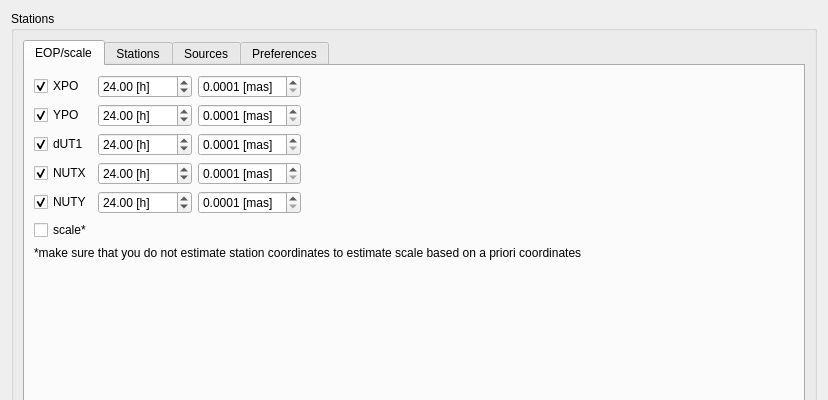
Qt form Widgets/solverwidget.ui (TUW-VieVS/VieSchedppGUI) before a commit; both pictures show x 0 to 828 and y 0 to 400 of the 828 by 625 pixel window.
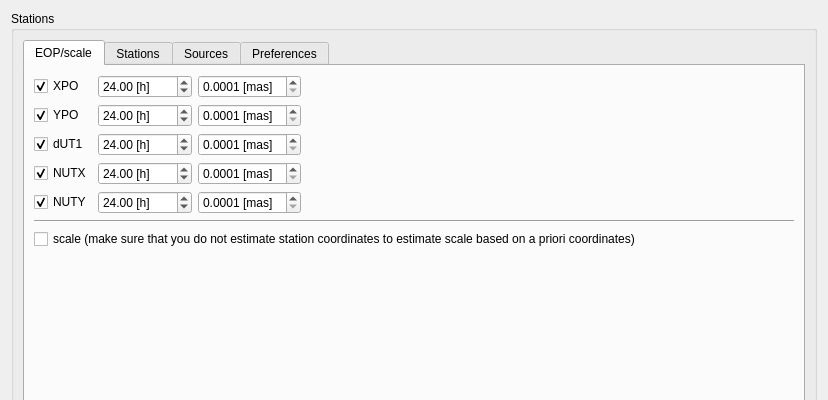
The same form after that commit. The open tabs and pages were chosen to show the change. Icons and pictures are not drawn.

Commit message: scale estimation

The edit to the form file:
```diff
--- a/Widgets/solverwidget.ui
+++ b/Widgets/solverwidget.ui
@@ -281,13 +281,6 @@
                    </property>
                   </widget>
                  </item>
-                 <item row="5" column="0">
-                  <widget class="QCheckBox" name="checkBox_scale">
-                   <property name="text">
-                    <string>scale*</string>
-                   </property>
-                  </widget>
-                 </item>
                 </layout>
                </item>
                <item>
@@ -306,9 +299,16 @@
               </layout>
              </item>
              <item>
-              <widget class="QLabel" name="label_7">
+              <widget class="Line" name="line_2">
+               <property name="orientation">
+                <enum>Qt::Horizontal</enum>
+               </property>
+              </widget>
+             </item>
+             <item>
+              <widget class="QCheckBox" name="checkBox_scale">
                <property name="text">
-                <string>*make sure that you do not estimate station coordinates to estimate scale based on a priori coordinates</string>
+                <string>scale (make sure that you do not estimate station coordinates to estimate scale based on a priori coordinates)</string>
                </property>
               </widget>
              </item>
```
Left out of the diff: 14 changed lines with no effect on the pictures. The commit also changes 4 other files.
